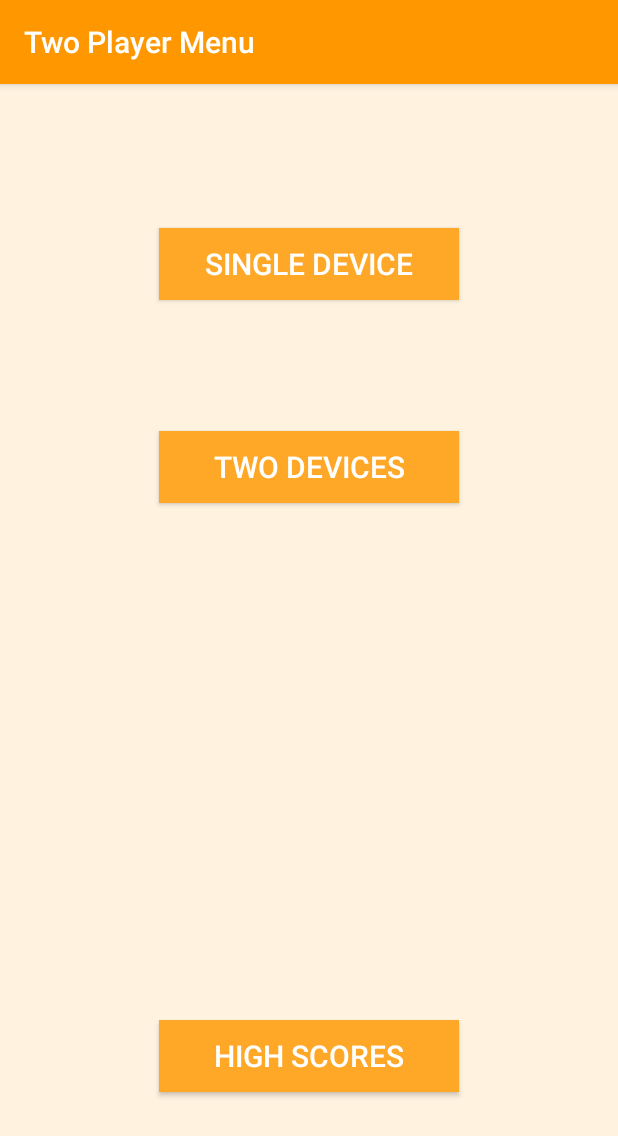
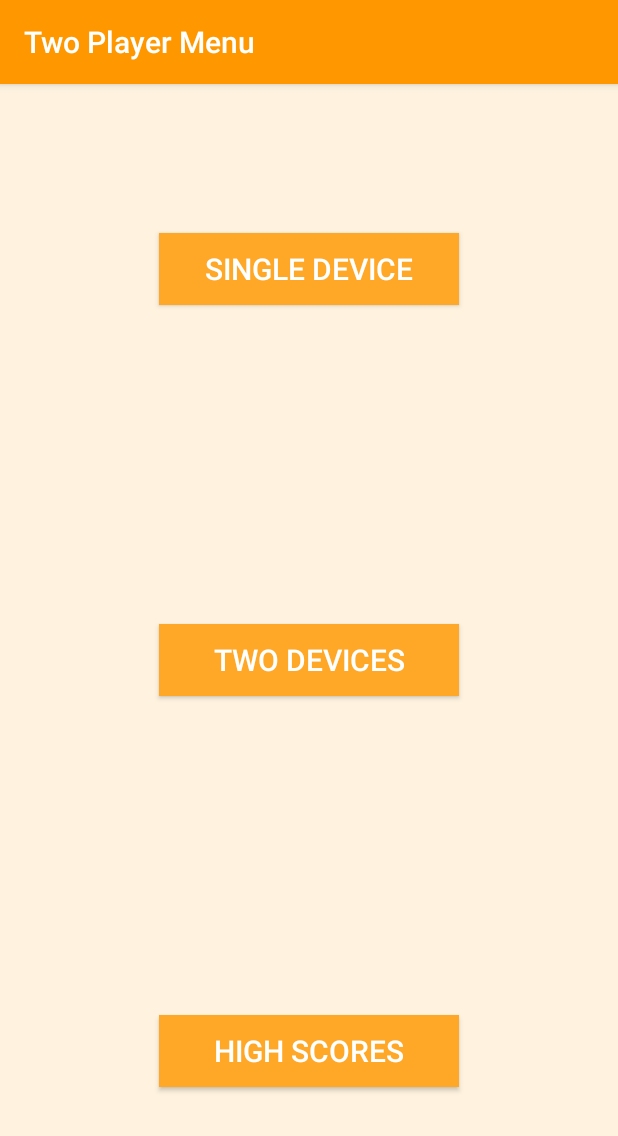
Before and after one commit to hareshkh/tic-tac-toe-android-app, an Android app: the two_player_selector screen opened directly, with no data from a screen before it, on a phone screen of 412 x 824 dp. Shown: the top 1136 px of the screen. Run offline under Robolectric (Android 15) with nearby library versions, the phone set to English and light mode, and no system bars.

Commit message:
UI changes on Two player menu and bluetoth menu

```diff
--- a/app/src/main/res/layout/activity_two_player_selector.xml
+++ b/app/src/main/res/layout/activity_two_player_selector.xml
@@ -15,34 +15,33 @@
         android:layout_height="wrap_content"
         android:text="Single Device"
         android:id="@+id/singleplay2p"
-        android:layout_marginTop="80dp"
         android:background="#FFA726"
         android:textColor="#FFFFFF"
         android:textSize="20dp"
         android:layout_alignParentTop="true"
-        android:layout_centerHorizontal="true" />
+        android:layout_centerHorizontal="true"
+        android:layout_marginTop="83dp" />
 
     <Button
         android:layout_width="200dp"
         android:layout_height="wrap_content"
         android:text="Two Devices"
         android:id="@+id/doubleplay2p"
-        android:layout_marginTop="215dp"
         android:background="#FFA726"
         android:textColor="#FFFFFF"
         android:textSize="20dp"
-        android:layout_alignParentTop="true"
-        android:layout_centerHorizontal="true"/>
+        android:layout_centerVertical="true"
+        android:layout_centerHorizontal="true" />
 
     <Button
         android:layout_width="200dp"
         android:layout_height="wrap_content"
         android:text="HIGH SCORES"
         android:id="@+id/high2P"
-        android:layout_marginBottom="80dp"
-        android:layout_alignParentBottom="true"
-        android:layout_centerHorizontal="true"
         android:background="#FFA726"
         android:textColor="#FFFFFF"
-        android:textSize="20dp" />
+        android:textSize="20dp"
+        android:layout_alignParentBottom="true"
+        android:layout_alignStart="@+id/doubleplay2p"
+        android:layout_marginBottom="83dp" />
 </RelativeLayout>
```
Also changed, not shown: app/src/main/res/layout/activity_bluetooth.xml (+10 -5 lines), app/src/main/res/layout/activity_main.xml (+9 -9 lines).
